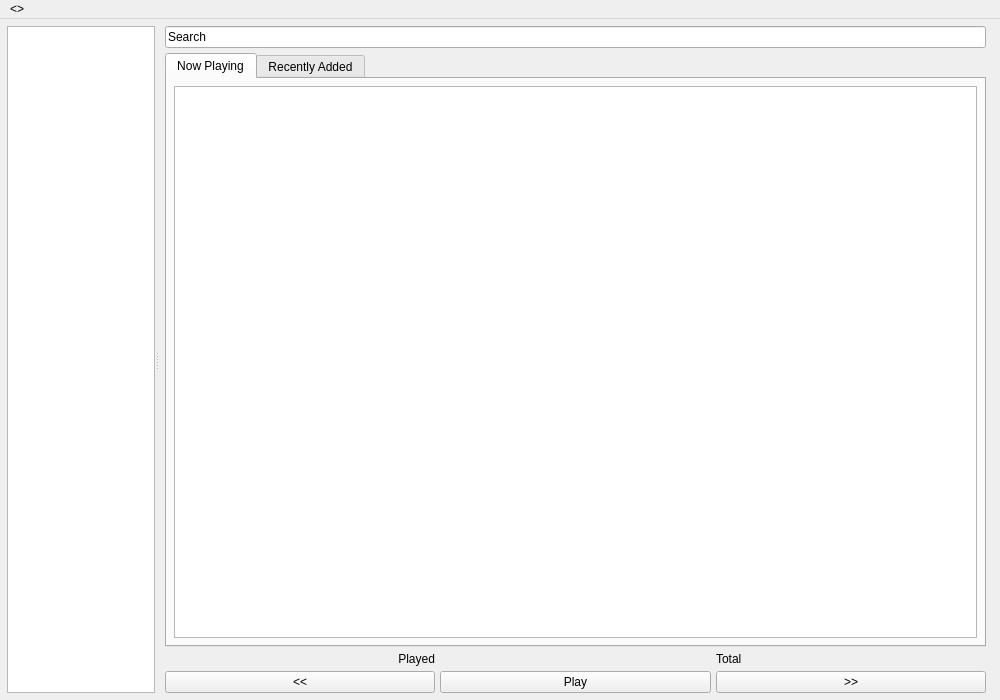
Qt form ssmp/ssmp.ui (Sushisource/wubwub) before a commit.
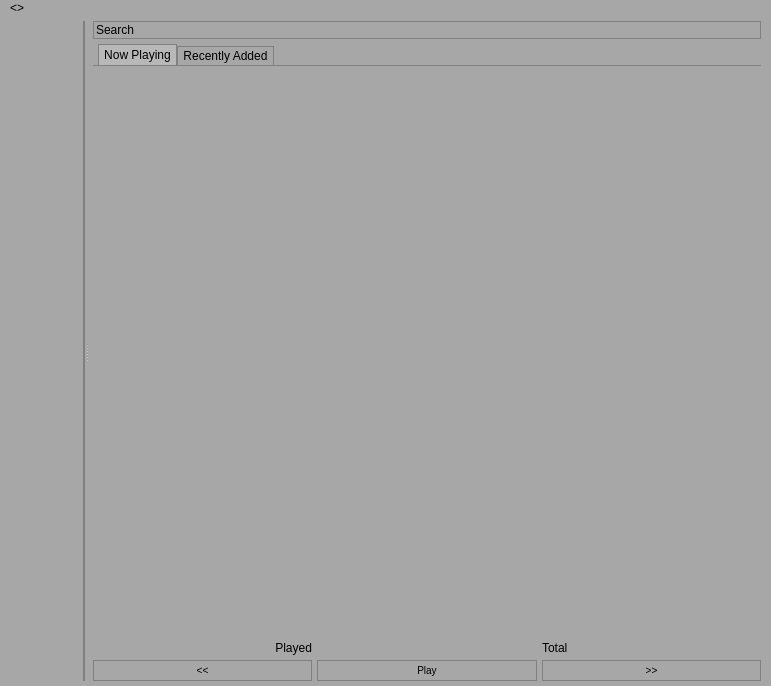
The same form after that commit. The open tabs and pages were chosen to show the change. Custom widgets are drawn as their Qt base class.

Commit message: Graphical version of album view

The edit to the form file:
```diff
--- a/ssmp/ssmp.ui
+++ b/ssmp/ssmp.ui
@@ -6,13 +6,98 @@
    <rect>
     <x>0</x>
     <y>0</y>
-    <width>1000</width>
-    <height>700</height>
+    <width>771</width>
+    <height>686</height>
    </rect>
   </property>
   <property name="windowTitle">
    <string>ssmp</string>
   </property>
+  <property name="styleSheet">
+   <string notr="true">QObject {
+	background: rgb(167, 167, 167);
+}
+
+QMenuBar {
+     background-color: qlineargradient(x1:0, y1:0, x2:0, y2:1,
+                                       stop:0 lightgray, stop:1 darkgray);
+ }
+
+ QMenuBar::item {
+     spacing: 3px;
+     padding: 1px 4px;
+     background: transparent;
+     border-radius: 4px;
+ }
+
+ QMenuBar::item:selected { /* when selected using mouse or keyboard */
+     background: #a8a8a8;
+ }
+
+ QMenuBar::item:pressed {
+     background: #888888;
+ }
+
+QMenu {
+	background: rgba(7, 54, 66,50);
+}
+
+QMenu::item {
+	background: transparent;	
+}
+
+QLineEdit {
+	border: 1px solid grey;
+}
+
+QLineEdit::focus {
+	border: 1px solid black;
+}
+
+QTabWidget {
+	border: 0px solid black;
+}
+
+QTabWidget::pane { /* The tab widget frame */
+     border-top: 1px solid gray;
+ }
+
+QTabWidget::tab-bar {
+     left: 5px; /* move to the right by 5px */
+ }
+
+ /* Style the tab using the tab sub-control. Note that
+     it reads QTabBar _not_ QTabWidget */
+ QTabBar::tab {
+     border: 1px solid gray;
+     border-bottom: 0px;
+     min-width: 8ex;
+     padding: 2px 5px 2px 5px;
+ }
+
+ QTabBar::tab:selected, QTabBar::tab:hover {
+     background: rgba(255,255,255,50);
+ }
+
+ QTabBar::tab:!selected {
+     margin-top: 2px; /* make non-selected tabs look smaller */
+ }
+
+QGraphicsView {
+	border: 0px;
+}
+
+#nowplayingLst {
+	border: 0px;
+	border-right: 2px solid gray;
+}
+
+QPushButton {
+	border: 1px solid gray;
+	padding: 3px;
+	font-size: 10px;
+}</string>
+  </property>
   <widget class="QWidget" name="centralWidget">
    <layout class="QHBoxLayout" name="horizontalLayout_2">
     <item>
@@ -31,7 +116,7 @@
         <bool>true</bool>
        </property>
        <property name="sizePolicy">
-        <sizepolicy hsizetype="Expanding" vsizetype="Expanding">
+        <sizepolicy hsizetype="MinimumExpanding" vsizetype="Expanding">
          <horstretch>1</horstretch>
          <verstretch>0</verstretch>
         </sizepolicy>
@@ -42,11 +127,17 @@
          <height>0</height>
         </size>
        </property>
+       <property name="maximumSize">
+        <size>
+         <width>16777215</width>
+         <height>16777215</height>
+        </size>
+       </property>
       </widget>
       <widget class="QWidget" name="widget" native="true">
        <property name="sizePolicy">
-        <sizepolicy hsizetype="Preferred" vsizetype="Preferred">
-         <horstretch>5</horstretch>
+        <sizepolicy hsizetype="Expanding" vsizetype="Preferred">
+         <horstretch>100</horstretch>
          <verstretch>0</verstretch>
         </sizepolicy>
        </property>
@@ -79,6 +170,9 @@
               <string>Now Playing</string>
              </attribute>
              <layout class="QHBoxLayout" name="horizontalLayout">
+              <property name="margin">
+               <number>0</number>
+              </property>
               <item>
                <widget class="QGraphicsView" name="graphicsView">
                 <property name="sizePolicy">
@@ -87,6 +181,9 @@
                   <verstretch>0</verstretch>
                  </sizepolicy>
                 </property>
+                <property name="lineWidth">
+                 <number>0</number>
+                </property>
                </widget>
               </item>
              </layout>
@@ -157,8 +254,8 @@
     <rect>
      <x>0</x>
      <y>0</y>
-     <width>1000</width>
-     <height>21</height>
+     <width>771</width>
+     <height>18</height>
     </rect>
    </property>
    <widget class="QMenu" name="menuOptions">
@@ -175,7 +272,7 @@
    </property>
   </action>
  </widget>
- <layoutdefault spacing="5" margin="7"/>
+ <layoutdefault spacing="5" margin="5"/>
  <customwidgets>
   <customwidget>
    <class>Phonon::SeekSlider</class>
```
Left out of the diff: 16 changed lines with no effect on the pictures. The commit also changes 12 other files.
